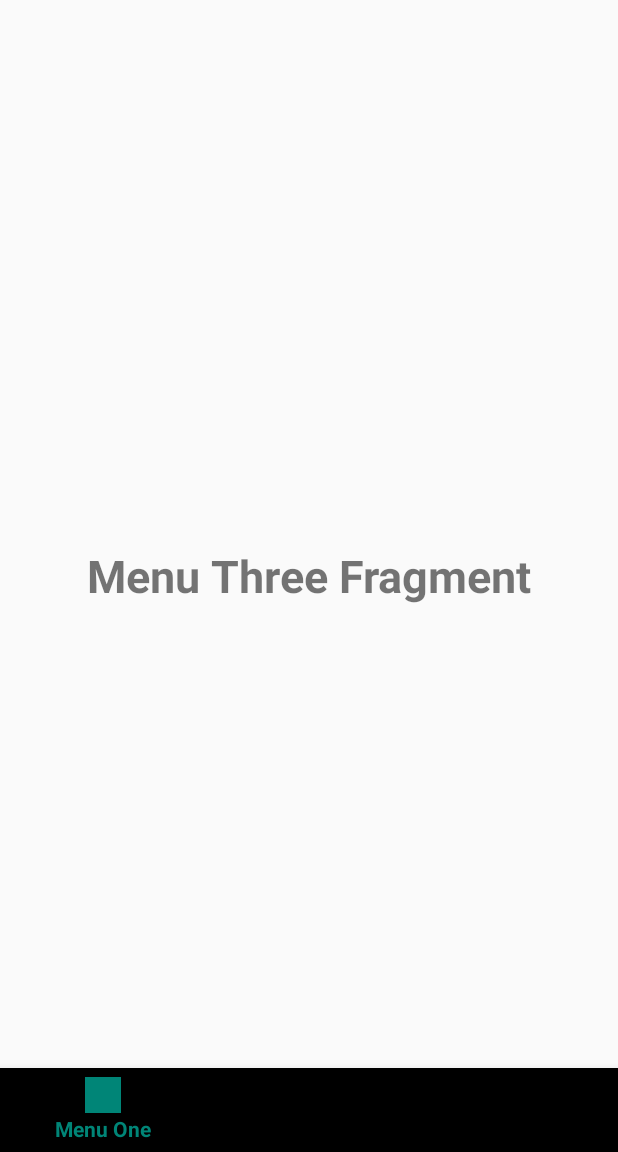
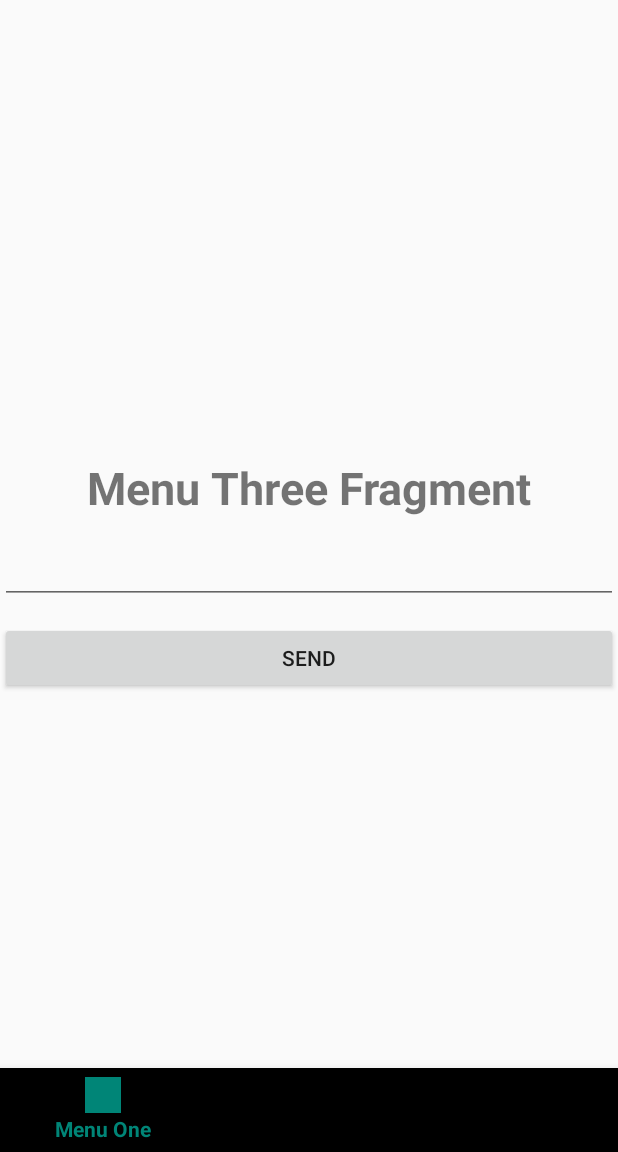
Before and after one commit to bayupaoh/android-navigation-jetpack, an Android app: the MenuThreeFragment screen opened through its navigation route, on a phone screen of 412 x 824 dp, the part 84-1236 px from its top. Run offline under Robolectric (Android 15) with nearby library versions, the phone set to English and light mode, and no system bars; our stand-ins replace navigation-ui; 1 statement that could not run was skipped.

```diff
--- a/app/src/main/java/com/suitmedia/bayunavigation/child/MenuThreeFragment.kt
+++ b/app/src/main/java/com/suitmedia/bayunavigation/child/MenuThreeFragment.kt
@@ -6,7 +6,11 @@ import androidx.fragment.app.Fragment
 import android.view.LayoutInflater
 import android.view.View
 import android.view.ViewGroup
+import android.widget.Toast
+import androidx.navigation.fragment.NavHostFragment.findNavController
+import androidx.navigation.fragment.findNavController
 import com.suitmedia.bayunavigation.R
+import kotlinx.android.synthetic.main.fragment_menu_three.*
 
 
 /**
@@ -26,5 +30,18 @@ class MenuThreeFragment : Fragment() {
         return viewFragment
     }
 
+    override fun onViewCreated(view: View, savedInstanceState: Bundle?) {
+        super.onViewCreated(view, savedInstanceState)
+
+        menuThreeSend?.setOnClickListener {
+            if(menuThreeMessage?.text?.toString()?.isEmpty()!!){
+                Toast.makeText(activity,"Message tidak boleh kosong",Toast.LENGTH_LONG).show()
+            }else{
+                val action = MenuThreeFragmentDirections.actionToMenuDetailSafe()
+                action.setMessage(menuThreeMessage?.text?.toString()!!)
+                findNavController().navigate(action)
+            }
+        }
+    }
 
 }
--- a/app/src/main/res/layout/fragment_menu_three.xml
+++ b/app/src/main/res/layout/fragment_menu_three.xml
@@ -5,12 +5,34 @@
                 android:layout_height="match_parent">
 
 
+    <LinearLayout
+            android:layout_width="match_parent"
+            android:layout_height="wrap_content"
+            android:orientation="vertical"
+            android:layout_centerInParent="true">
+
         <TextView
                 android:layout_width="match_parent"
                 android:layout_height="match_parent"
                 android:text="Menu Three Fragment"
+                android:hint="Type a message"
                 android:textSize="30dp"
                 android:textStyle="bold"
                 android:gravity="center"/>
 
+        <EditText
+                android:id="@+id/menuThreeMessage"
+                android:layout_width="match_parent"
+                android:layout_height="wrap_content"
+                android:layout_marginTop="12dp"/>
+
+        <Button
+                android:id="@+id/menuThreeSend"
+                android:layout_width="match_parent"
+                android:layout_height="wrap_content"
+                android:text="Send"
+                android:layout_marginTop="12dp"/>
+
+    </LinearLayout>
+
 </RelativeLayout>
--- a/app/src/main/res/navigation/bayu_navigation.xml
+++ b/app/src/main/res/navigation/bayu_navigation.xml
@@ -17,11 +17,27 @@
     <fragment android:id="@+id/nav_menu_three"
               android:name="com.suitmedia.bayunavigation.child.MenuThreeFragment"
               android:label="menu_three_fragment"
-              tools:layout="@layout/fragment_menu_three"/>
+              tools:layout="@layout/fragment_menu_three">
+        <action
+                android:id="@+id/action_to_menu_detail_safe"
+                app:destination="@id/nav_menu_detail_safe" />
+
+    </fragment>
 
     <fragment android:id="@+id/nav_menu_detail"
               android:name="com.suitmedia.bayunavigation.child.MenuDetailFragment"
               android:label="menu_detail_fragment"
               tools:layout="@layout/fragment_menu_detail"/>
 
+    <fragment android:id="@+id/nav_menu_detail_safe"
+              android:name="com.suitmedia.bayunavigation.child.MenuDetailSafeArgsFragment"
+              android:label="menu_detail_fragment_safe"
+              tools:layout="@layout/fragment_menu_detail_safe_args">
+        <argument
+                android:name="message"
+                app:argType="string"
+                android:defaultValue=" "/>
+    </fragment>
+
+
 </navigation>
```
Also changed, not shown: app/src/main/java/com/suitmedia/bayunavigation/child/MenuDetailSafeArgsFragment.kt (added, +33 -0 lines), app/src/main/res/layout/fragment_menu_detail_safe_args.xml (added, +19 -0 lines). Lines whose indentation alone changed are shown as unchanged.
